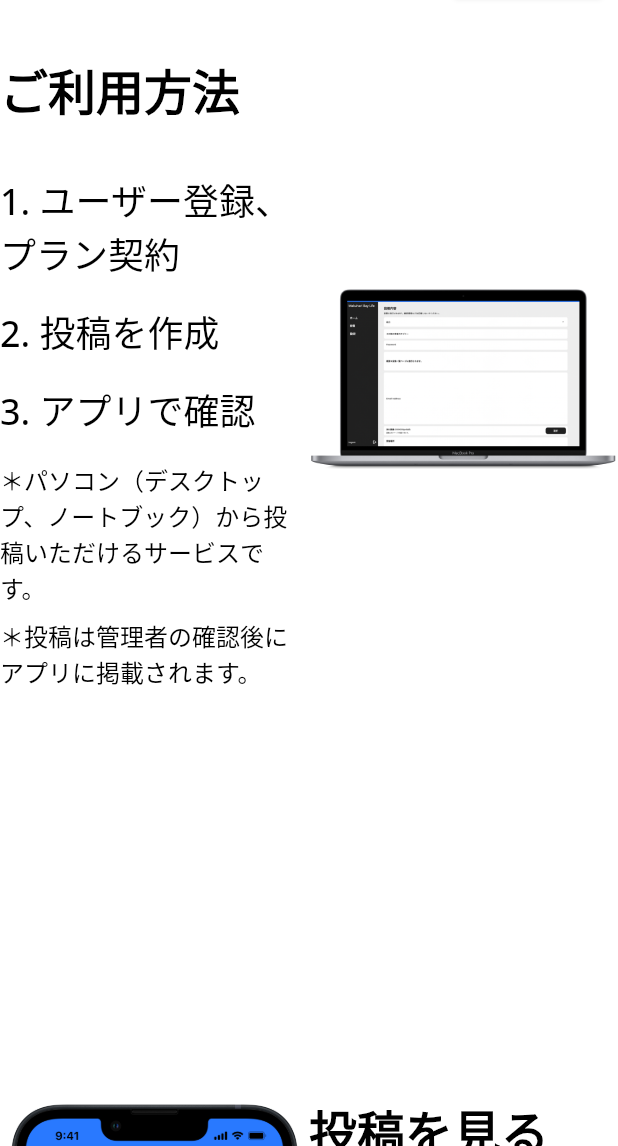
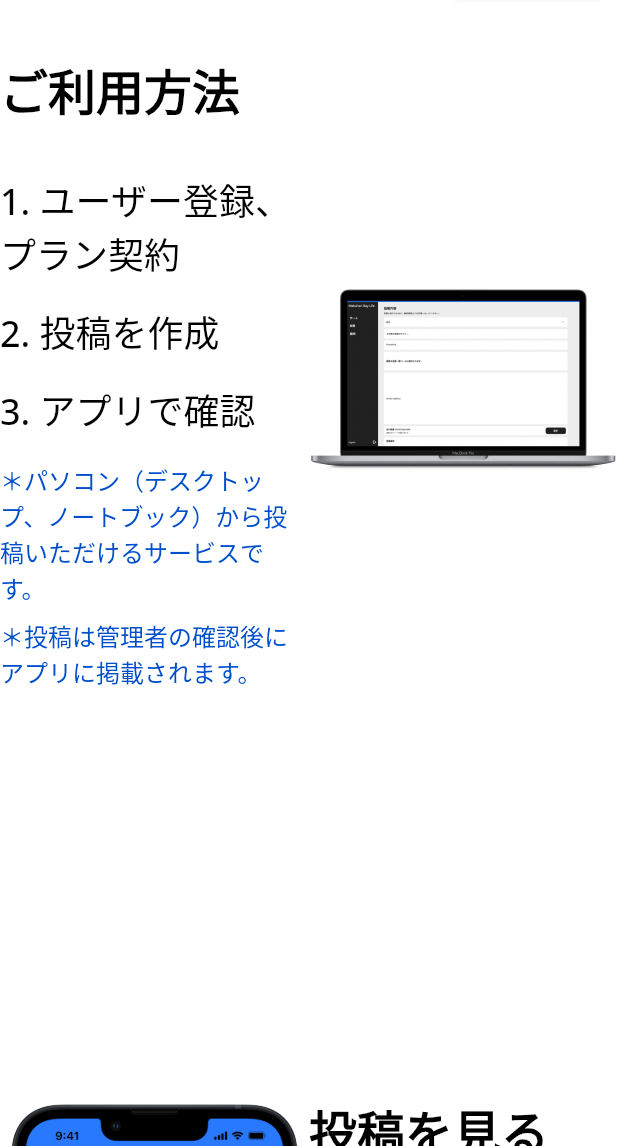
Before and after one commit to takase-pd/baylifeweb, a Flutter app: the screen it shows after launch, scrolled down 1152 dp, on a phone screen of 412 x 824 dp, the part 90-1236 px from its top. Run offline on Flutter 3.47's test engine with Material 2 defaults, Android fonts, the phone set to English and light mode, and no system bars; drawn by our look-alikes of auto_size_text; our stand-ins replace built_collection, built_value, cloud_firestore, firebase_auth, firebase_core, firebase_storage and 12 more; missing offline and left inert: json_path, mime_type; accounts and stored records are empty; generated files the repository leaves out were written again.

Commit message:
Updating to latest FlutterFlow output.

```diff
--- a/lib/top_page/top_page_widget.dart
+++ b/lib/top_page/top_page_widget.dart
@@ -229,7 +229,10 @@ class _TopPageWidgetState extends State<TopPageWidget> {
                         ),
                         Text(
                           '＊この地区の住民に役立つ情報であれば、開催場所等は地区外でも投稿いただけます。',
-                          style: FlutterFlowTheme.bodyText1,
+                          style: FlutterFlowTheme.bodyText1.override(
+                            fontFamily: 'Open Sans',
+                            color: FlutterFlowTheme.pDark,
+                          ),
                         )
                       ],
                     )
@@ -306,7 +309,7 @@ class _TopPageWidgetState extends State<TopPageWidget> {
                                     '＊パソコン（デスクトップ、ノートブック）から投稿いただけるサービスです。',
                                     style: FlutterFlowTheme.bodyText1.override(
                                       fontFamily: 'Open Sans',
-                                      color: FlutterFlowTheme.textDark,
+                                      color: FlutterFlowTheme.pDark,
                                     ),
                                   ),
                                 ),
@@ -317,7 +320,7 @@ class _TopPageWidgetState extends State<TopPageWidget> {
                                     '＊投稿は管理者の確認後にアプリに掲載されます。',
                                     style: FlutterFlowTheme.bodyText1.override(
                                       fontFamily: 'Open Sans',
-                                      color: FlutterFlowTheme.textDark,
+                                      color: FlutterFlowTheme.pDark,
                                     ),
                                   ),
                                 )
```
Also changed, not shown: lib/plan_page/plan_page_widget.dart (+30 -6 lines).
